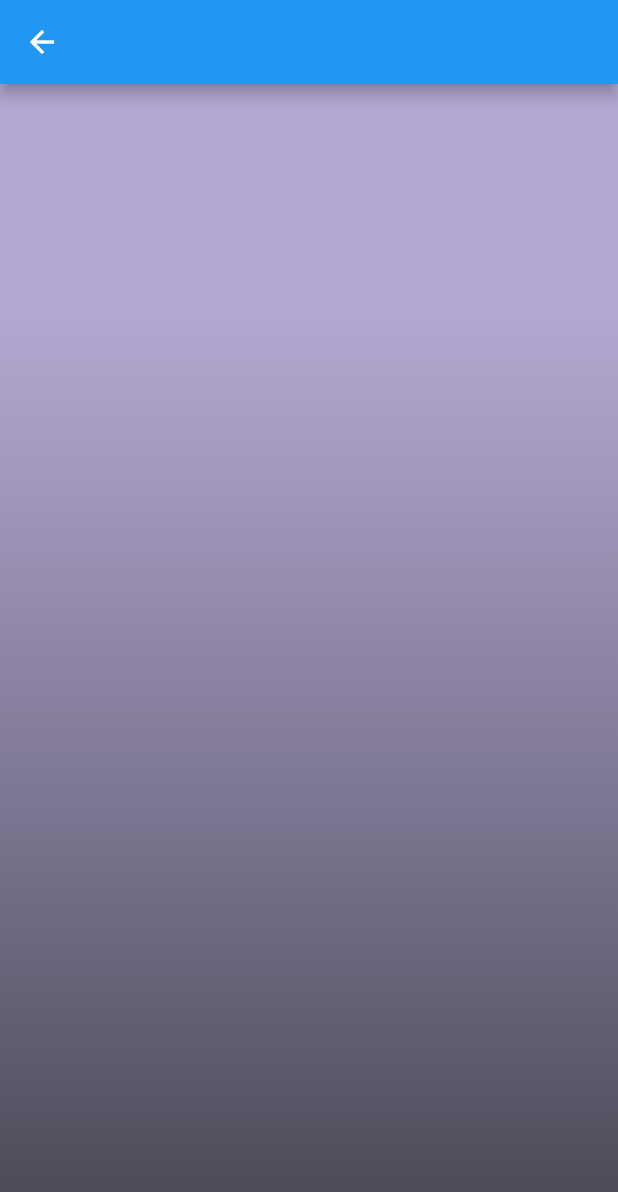
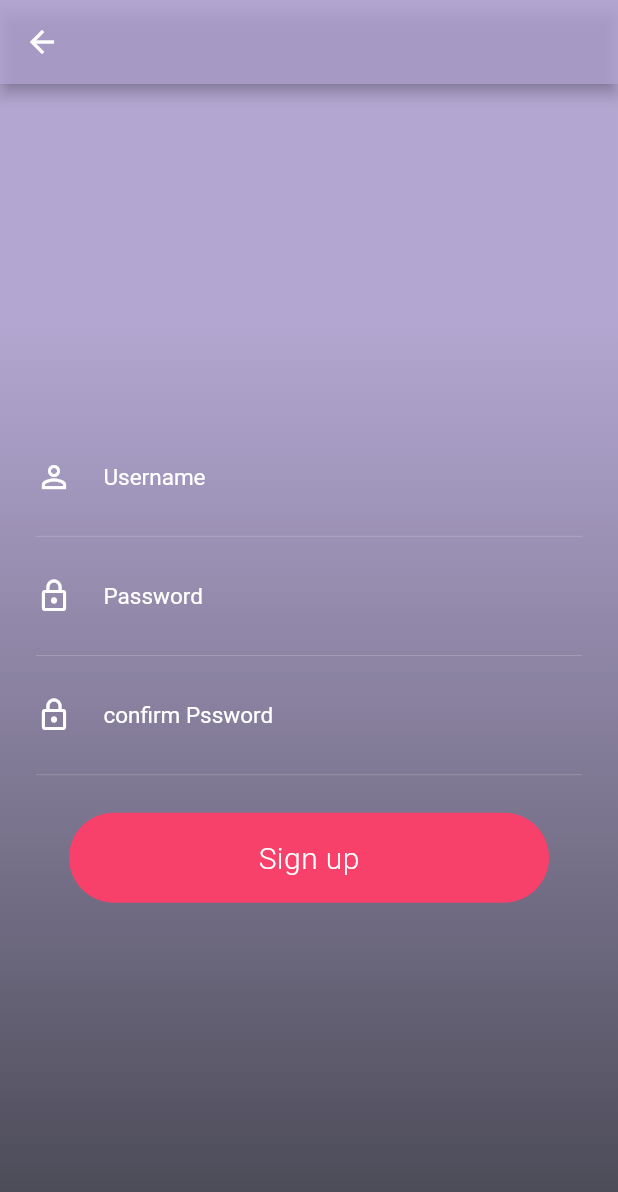
Before and after one commit to shimil2017/flutter, a Flutter app: the SignupScreen screen opened by its route, on a phone screen of 412 x 824 dp. Shown: the top 1192 px of the screen. Run offline on Flutter 3.47's test engine with Material 2 defaults, Android fonts, the phone set to English and light mode, and no system bars.

```diff
--- a/lib/Components/SignUpLink.dart
+++ b/lib/Components/SignUpLink.dart
@@ -1,4 +1,5 @@
 import 'package:flutter/material.dart';
+import '../Screens/Signup/index.dart';
 
 class SignUp extends StatelessWidget {
   SignUp();
@@ -9,7 +10,10 @@ class SignUp extends StatelessWidget {
         top: 160.0,
       ),
       onPressed: () {
-        Navigator.pushReplacementNamed(context, "/signup");
+        Navigator.push(
+          context,
+          MaterialPageRoute(builder: (context) => SignupScreen()),
+        );
         //print("peresss");
       },
       child: new Text(
--- a/lib/Screens/Signup/index.dart
+++ b/lib/Screens/Signup/index.dart
@@ -1,4 +1,5 @@
 import 'package:flutter/material.dart';
+import '../../Components/InputFields.dart';
 
 class SignupScreen extends StatefulWidget {
   const SignupScreen({Key key}) : super(key: key);
@@ -11,15 +12,17 @@ class SignupScreenState extends State<SignupScreen> {
   Widget build(BuildContext context) {
     return Scaffold(
         appBar: AppBar(
+          backgroundColor: Color.fromRGBO(162, 146, 199, 0.8),
           leading: IconButton(
             icon: const Icon(Icons.arrow_back),
             onPressed: () {
-              Navigator.of(context).pop();
+              Navigator.pop(context);
             },
           ),
         ),
         body: new Center(
             child: new Container(
+                padding: new EdgeInsets.all(24.0),
                 decoration: new BoxDecoration(
                     gradient: new LinearGradient(
                   colors: <Color>[
@@ -30,6 +33,52 @@ class SignupScreenState extends State<SignupScreen> {
                   begin: const FractionalOffset(0.0, 0.0),
                   end: const FractionalOffset(0.0, 1.0),
                 )),
-                child: Container())));
+                child: Container(
+                    child: Column(
+                        mainAxisAlignment: MainAxisAlignment.spaceAround,
+                        children: <Widget>[
+                      new Form(
+                        child: new Column(
+                          mainAxisAlignment: MainAxisAlignment.spaceAround,
+                          children: <Widget>[
+                            new InputFieldArea(
+                              hint: "Username",
+                              obscure: false,
+                              icon: Icons.person_outline,
+                            ),
+                            new InputFieldArea(
+                              hint: "Password",
+                              obscure: true,
+                              icon: Icons.lock_outline,
+                            ),
+                            InputFieldArea(
+                              hint: "confirm Pssword",
+                              obscure: true,
+                              icon: Icons.lock_outline,
+                            ),
+                            new Container(
+                              width: 320.0,
+                              height: 60.0,
+                              margin: EdgeInsets.only(top: 25.0),
+                              alignment: FractionalOffset.center,
+                              decoration: new BoxDecoration(
+                                color: const Color.fromRGBO(247, 64, 106, 1.0),
+                                borderRadius: new BorderRadius.all(
+                                    const Radius.circular(30.0)),
+                              ),
+                              child: new Text(
+                                "Sign up",
+                                style: new TextStyle(
+                                  color: Colors.white,
+                                  fontSize: 20.0,
+                                  fontWeight: FontWeight.w300,
+                                  letterSpacing: 0.3,
+                                ),
+                              ),
+                            )
+                          ],
+                        ),
+                      ),
+                    ])))));
   }
 }
```
Also changed, not shown: lib/Screens/HomeScreen/index.dart (+82 -2 lines), pubspec.lock.
